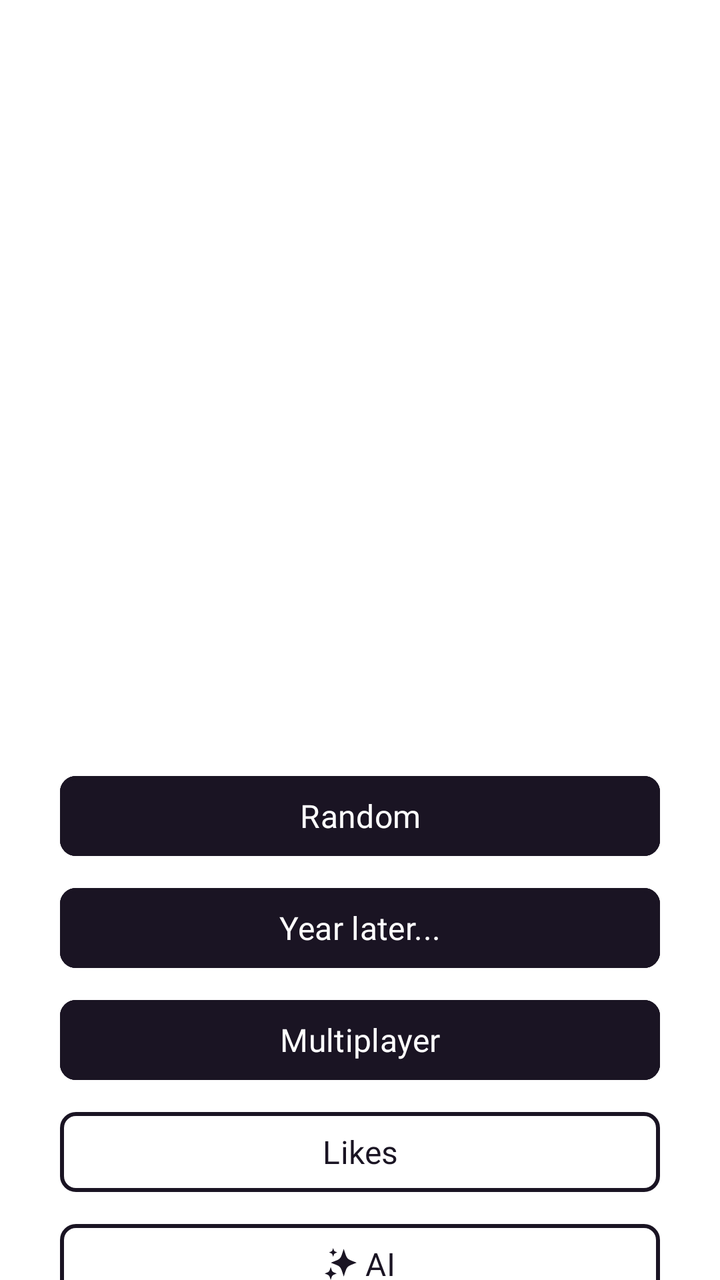
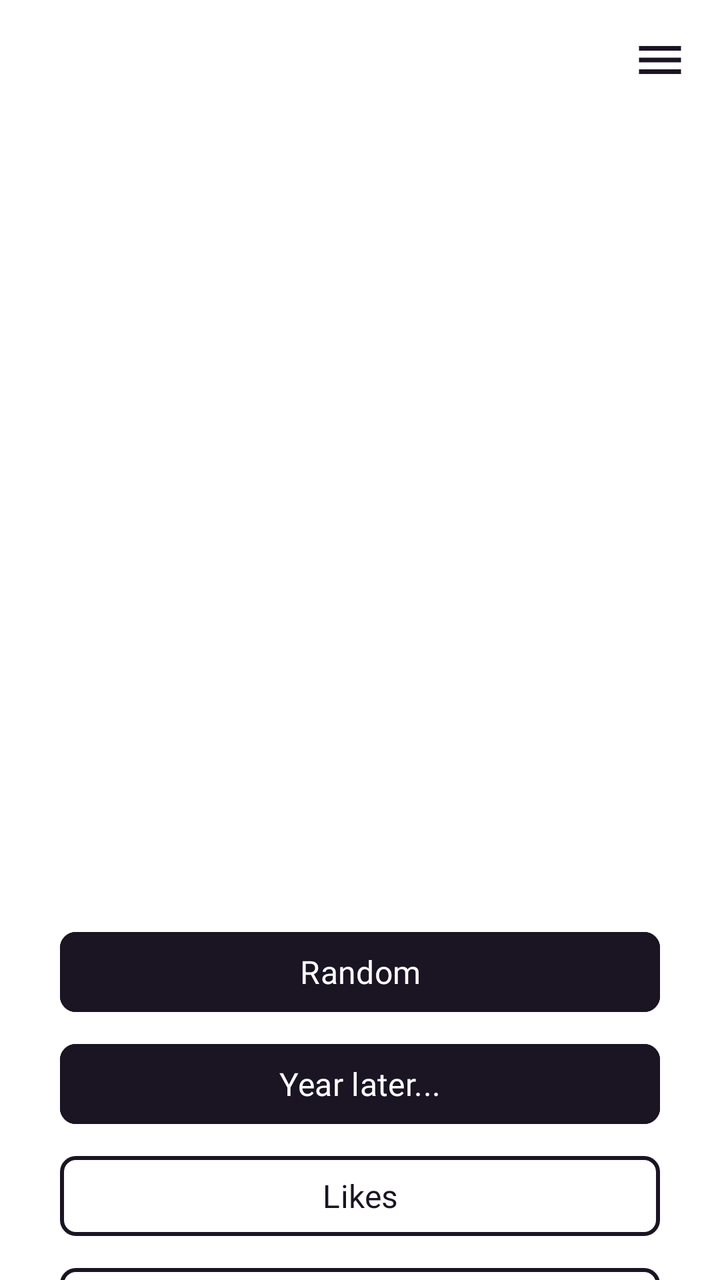

Two renders of the same Android screen: before a commit and after it. Below are the layout's source before the change and the commit's diff.
<!-- AndroidManifest.xml: application theme Theme.MyPhotos -->
<!-- res/layout/activity_main.xml -->
<?xml version="1.0" encoding="utf-8"?>
<androidx.constraintlayout.widget.ConstraintLayout xmlns:android="http://schemas.android.com/apk/res/android"
    xmlns:app="http://schemas.android.com/apk/res-auto"
    xmlns:tools="http://schemas.android.com/tools"
    android:id="@+id/main"
    android:layout_width="match_parent"
    android:background="@color/white"
    android:layout_height="match_parent"
    tools:context=".MainActivity">

    
    <com.google.android.material.button.MaterialButton
        android:id="@+id/button_random"
        style="@style/ButtonStyle"
        android:layout_width="@dimen/button_width"
        android:layout_height="wrap_content"
        android:layout_marginTop="@dimen/button_margin_top"
        android:backgroundTint="@color/black"
        app:cornerRadius="@dimen/button_corner_radius"
        android:text="Random"
        android:textColor="@color/white"
        app:iconGravity="textStart"
        app:iconPadding="4dp"
        app:iconSize="16dp"
        app:iconTint="@color/white"
        app:layout_constraintBottom_toTopOf="@+id/button_years"
        app:layout_constraintEnd_toEndOf="parent"
        app:layout_constraintHorizontal_bias="0.5"
        app:layout_constraintStart_toStartOf="parent"
        app:layout_constraintTop_toTopOf="parent"
        app:layout_constraintVertical_chainStyle="packed"
        app:strokeColor="@color/black"
        app:strokeWidth="2dp" />

    
    <com.google.android.material.button.MaterialButton
        android:id="@+id/button_years"
        style="@style/ButtonStyle"

        android:layout_marginTop="@dimen/button_spacing"
        android:layout_width="@dimen/button_width"
        android:layout_height="wrap_content"
        android:backgroundTint="@color/black"
        android:text="Year later..."
        android:textColor="@color/white"
        app:cornerRadius="@dimen/button_corner_radius"
        app:iconGravity="textStart"
        app:iconPadding="4dp"
        app:iconSize="16dp"
        app:iconTint="@color/white"
        app:layout_constraintBottom_toTopOf="@+id/button_multiplayer"
        app:layout_constraintEnd_toEndOf="parent"
        app:layout_constraintHorizontal_bias="0.5"
        app:layout_constraintStart_toStartOf="parent"
        app:layout_constraintTop_toBottomOf="@+id/button_random"
        app:strokeColor="@color/black"
        app:strokeWidth="2dp" />

    
    <com.google.android.material.button.MaterialButton
        android:id="@+id/button_multiplayer"
        style="@style/ButtonStyle"
        android:layout_width="@dimen/button_width"
        android:layout_height="wrap_content"
        android:layout_marginTop="@dimen/button_spacing"
        android:backgroundTint="@color/black"
        android:text="Multiplayer"
        android:textColor="@color/white"
        app:cornerRadius="@dimen/button_corner_radius"
        app:iconGravity="textStart"
        app:iconPadding="4dp"
        app:iconSize="16dp"
        app:iconTint="@color/white"
        app:layout_constraintBottom_toTopOf="@+id/button_likes"
        app:layout_constraintEnd_toEndOf="parent"
        app:layout_constraintHorizontal_bias="0.5"
        app:layout_constraintStart_toStartOf="parent"
        app:layout_constraintTop_toBottomOf="@+id/button_years"
        app:strokeColor="@color/black"
        app:strokeWidth="2dp" />
    
    <com.google.android.material.button.MaterialButton
        android:id="@+id/button_likes"
        style="@style/ButtonStyle"

        android:layout_marginTop="@dimen/button_spacing"
        android:layout_width="@dimen/button_width"
        android:layout_height="wrap_content"
        android:backgroundTint="@color/white"
        android:text="Likes"
        android:textColor="@color/black"
        app:cornerRadius="@dimen/button_corner_radius"
        app:iconGravity="textStart"
        app:iconPadding="4dp"
        app:iconSize="16dp"
        app:iconTint="@color/white"
        app:layout_constraintBottom_toTopOf="@+id/button_ai"
        app:layout_constraintEnd_toEndOf="parent"
        app:layout_constraintHorizontal_bias="0.5"
        app:layout_constraintStart_toStartOf="parent"
        app:layout_constraintTop_toBottomOf="@+id/button_multiplayer"
        app:strokeColor="@color/black"
        app:strokeWidth="2dp" />

    
    <com.google.android.material.button.MaterialButton
        android:id="@+id/button_ai"
        style="@style/ButtonStyle"

        android:layout_marginTop="@dimen/button_spacing"
        android:layout_width="@dimen/button_width"
        android:layout_height="wrap_content"
        android:backgroundTint="@color/white"
        android:text="AI"
        android:textColor="@color/black"
        app:cornerRadius="@dimen/button_corner_radius"
        app:icon="@drawable/ic_ai_icon"
        app:iconGravity="textStart"
        app:iconPadding="4dp"
        app:iconSize="16dp"
        app:iconTint="@color/black"
        app:layout_constraintBottom_toBottomOf="parent"
        app:layout_constraintEnd_toEndOf="parent"
        app:layout_constraintHorizontal_bias="0.5"
        app:layout_constraintStart_toStartOf="parent"
        app:layout_constraintTop_toBottomOf="@+id/button_likes"
        app:strokeColor="@color/black"
        app:strokeWidth="2dp" />

</androidx.constraintlayout.widget.ConstraintLayout>
<!-- resources referenced by this layout -->
<resources>
  <color name="black">#1A1423</color>
  <color name="white">#FFFFFF</color>
  <dimen name="button_corner_radius">8dp</dimen>
  <dimen name="button_margin_top">400dp</dimen>
  <dimen name="button_spacing">8dp</dimen>
  <dimen name="button_width">300dp</dimen>
  <!-- drawable ic_ai_icon (drawable) -->
  <?xml version="1.0" encoding="utf-8"?>
  <vector xmlns:android="http://schemas.android.com/apk/res/android"
      android:width="10dp"
      android:height="10dp"
      android:viewportWidth="512"
      android:viewportHeight="480.24">
  
      <path
          android:fillColor="#000000"
          android:pathData="M512 220.6c-163.88 61.72-149.02 38.94-206.92 208.29-57.91-169.35-43.06-146.57-206.92-208.26 163.86-61.72 149.01-38.95 206.92-208.3C362.98 181.68 348.12 158.91 512 220.6zM193.38 382.9c-76.59 28.86-69.65 18.21-96.71 97.34C69.63 401.11 76.59 411.76 0 382.9c76.59-28.81 69.63-18.15 96.67-97.31 27.06 79.16 20.12 68.5 96.71 97.31zm8.2-316.66c-52.13 19.66-47.41 12.38-65.81 66.28-18.43-53.86-13.69-46.62-65.84-66.28C122.08 46.63 117.34 53.87 135.77 0c18.4 53.87 13.68 46.63 65.81 66.24z" />
  </vector>
  <style name="ButtonStyle">
          <item name="android:fontFamily">@font/lato_black</item>
          <item name="android:textSize">16sp</item>
      </style>
  <style name="Theme.MyPhotos" parent="Base.Theme.MyPhotos" />
  <style name="Base.Theme.MyPhotos" parent="Theme.Material3.DayNight.NoActionBar">
          
          <item name="colorPrimary">@color/black</item>
          <item name="colorOnPrimary">@color/white</item>
  
          
          <item name="android:statusBarColor">@color/black</item>
          <item name="android:navigationBarColor">@color/black</item>
          <item name="android:windowLightStatusBar">false</item>
      </style>
</resources>

<!-- the commit's change to res/layout/activity_main.xml (unified diff, before → after) -->
@@ -1,130 +1,155 @@
 <?xml version="1.0" encoding="utf-8"?>
-<androidx.constraintlayout.widget.ConstraintLayout xmlns:android="http://schemas.android.com/apk/res/android"
+<androidx.drawerlayout.widget.DrawerLayout xmlns:android="http://schemas.android.com/apk/res/android"
     xmlns:app="http://schemas.android.com/apk/res-auto"
     xmlns:tools="http://schemas.android.com/tools"
-    android:id="@+id/main"
+    android:id="@+id/drawerLayout"
     android:layout_width="match_parent"
-    android:background="@color/white"
     android:layout_height="match_parent"
+    android:fitsSystemWindows="true"
     tools:context=".MainActivity">
 
-    
-    <com.google.android.material.button.MaterialButton
-        android:id="@+id/button_random"
-        style="@style/ButtonStyle"
-        android:layout_width="@dimen/button_width"
-        android:layout_height="wrap_content"
-        android:layout_marginTop="@dimen/button_margin_top"
-        android:backgroundTint="@color/black"
-        app:cornerRadius="@dimen/button_corner_radius"
-        android:text="Random"
-        android:textColor="@color/white"
-        app:iconGravity="textStart"
-        app:iconPadding="4dp"
-        app:iconSize="16dp"
-        app:iconTint="@color/white"
-        app:layout_constraintBottom_toTopOf="@+id/button_years"
-        app:layout_constraintEnd_toEndOf="parent"
-        app:layout_constraintHorizontal_bias="0.5"
-        app:layout_constraintStart_toStartOf="parent"
-        app:layout_constraintTop_toTopOf="parent"
-        app:layout_constraintVertical_chainStyle="packed"
-        app:strokeColor="@color/black"
-        app:strokeWidth="2dp" />
+    <androidx.constraintlayout.widget.ConstraintLayout
+        android:id="@+id/main"
+        android:layout_width="match_parent"
+        android:layout_height="match_parent"
+        android:background="@color/white">
+
+        <ImageView
+            android:id="@+id/backIcon"
+            android:layout_width="28dp"
+            android:layout_height="28dp"
+            android:src="@drawable/menu_24"
+            android:layout_marginTop="16dp"
+            android:layout_marginEnd="16dp"
+            app:tint="@color/black"
+            android:contentDescription="Menu"
+            app:layout_constraintTop_toTopOf="parent"
+            app:layout_constraintEnd_toEndOf="parent"
+            />
+
+        
+        <com.google.android.material.button.MaterialButton
+            android:id="@+id/button_random"
+            style="@style/ButtonStyle"
+            android:layout_width="@dimen/button_width"
+            android:layout_height="wrap_content"
+            android:layout_marginTop="@dimen/button_margin_top"
+            android:backgroundTint="@color/black"
+            app:cornerRadius="@dimen/button_corner_radius"
+            android:text="Random"
+            android:textColor="@color/white"
+            app:iconGravity="textStart"
+            app:iconPadding="4dp"
+            app:iconSize="16dp"
+            app:iconTint="@color/white"
+            app:layout_constraintBottom_toTopOf="@+id/button_years"
+            app:layout_constraintEnd_toEndOf="parent"
+            app:layout_constraintHorizontal_bias="0.5"
+            app:layout_constraintStart_toStartOf="parent"
+            app:layout_constraintTop_toTopOf="parent"
+            app:layout_constraintVertical_chainStyle="packed"
+            app:strokeColor="@color/black"
+            app:strokeWidth="2dp" />
+
+        
+        <com.google.android.material.button.MaterialButton
+            android:id="@+id/button_years"
+            style="@style/ButtonStyle"
+
+            android:layout_marginTop="@dimen/button_spacing"
+            android:layout_width="@dimen/button_width"
+            android:layout_height="wrap_content"
+            android:backgroundTint="@color/black"
+            android:text="Year later..."
+            android:textColor="@color/white"
+            app:cornerRadius="@dimen/button_corner_radius"
+            app:iconGravity="textStart"
+            app:iconPadding="4dp"
+            app:iconSize="16dp"
+            app:iconTint="@color/white"
+            app:layout_constraintBottom_toTopOf="@+id/button_likes"
+            app:layout_constraintEnd_toEndOf="parent"
+            app:layout_constraintHorizontal_bias="0.5"
+            app:layout_constraintStart_toStartOf="parent"
+            app:layout_constraintTop_toBottomOf="@+id/button_random"
+            app:strokeColor="@color/black"
+            app:strokeWidth="2dp" />
+
+        
+        <com.google.android.material.button.MaterialButton
+            android:id="@+id/button_likes"
+            style="@style/ButtonStyle"
+
+            android:layout_marginTop="@dimen/button_spacing"
+            android:layout_width="@dimen/button_width"
+            android:layout_height="wrap_content"
+            android:backgroundTint="@color/white"
+            android:text="Likes"
+            android:textColor="@color/black"
+            app:cornerRadius="@dimen/button_corner_radius"
+            app:iconGravity="textStart"
+            app:iconPadding="4dp"
+            app:iconSize="16dp"
+            app:iconTint="@color/white"
+            app:layout_constraintBottom_toTopOf="@+id/button_ai"
+            app:layout_constraintEnd_toEndOf="parent"
+            app:layout_constraintHorizontal_bias="0.5"
+            app:layout_constraintStart_toStartOf="parent"
+            app:layout_constraintTop_toBottomOf="@+id/button_years"
+            app:strokeColor="@color/black"
+            app:strokeWidth="2dp" />
+
+        
+        <com.google.android.material.button.MaterialButton
+            android:id="@+id/button_ai"
+            style="@style/ButtonStyle"
+
+            android:layout_marginTop="@dimen/button_spacing"
+            android:layout_width="@dimen/button_width"
+            android:layout_height="wrap_content"
+            android:backgroundTint="@color/white"
+            android:text="AI"
+            android:textColor="@color/black"
+            app:cornerRadius="@dimen/button_corner_radius"
+            app:icon="@drawable/ic_ai_icon"
+            app:iconGravity="textStart"
+            app:iconPadding="4dp"
+            app:iconSize="16dp"
+            app:iconTint="@color/black"
+            app:layout_constraintBottom_toBottomOf="parent"
+            app:layout_constraintEnd_toEndOf="parent"
+            app:layout_constraintHorizontal_bias="0.5"
+            app:layout_constraintStart_toStartOf="parent"
+            app:layout_constraintTop_toBottomOf="@+id/button_likes"
+            app:strokeColor="@color/black"
+            app:strokeWidth="2dp" />
+
+    </androidx.constraintlayout.widget.ConstraintLayout>
 
     
-    <com.google.android.material.button.MaterialButton
-        android:id="@+id/button_years"
-        style="@style/ButtonStyle"
+    <com.google.android.material.navigation.NavigationView
+        android:id="@+id/navigationView"
+        android:layout_width="wrap_content"
+        android:layout_height="match_parent"
+        android:paddingTop="20dp"
+        android:layout_gravity="end"
+        android:background="@color/white"
+        app:headerLayout="@layout/header_text"
+        app:itemHorizontalPadding="15dp"
+        app:itemIconPadding="15dp"
+        app:menu="@menu/drawer_menu" />
 
-        android:layout_marginTop="@dimen/button_spacing"
-        android:layout_width="@dimen/button_width"
-        android:layout_height="wrap_content"
-        android:backgroundTint="@color/black"
-        android:text="Year later..."
-        android:textColor="@color/white"
-        app:cornerRadius="@dimen/button_corner_radius"
-        app:iconGravity="textStart"
-        app:iconPadding="4dp"
-        app:iconSize="16dp"
-        app:iconTint="@color/white"
-        app:layout_constraintBottom_toTopOf="@+id/button_multiplayer"
-        app:layout_constraintEnd_toEndOf="parent"
-        app:layout_constraintHorizontal_bias="0.5"
-        app:layout_constraintStart_toStartOf="parent"
-        app:layout_constraintTop_toBottomOf="@+id/button_random"
-        app:strokeColor="@color/black"
-        app:strokeWidth="2dp" />
-
-    
-    <com.google.android.material.button.MaterialButton
-        android:id="@+id/button_multiplayer"
-        style="@style/ButtonStyle"
-        android:layout_width="@dimen/button_width"
-        android:layout_height="wrap_content"
-        android:layout_marginTop="@dimen/button_spacing"
-        android:backgroundTint="@color/black"
-        android:text="Multiplayer"
-        android:textColor="@color/white"
-        app:cornerRadius="@dimen/button_corner_radius"
-        app:iconGravity="textStart"
-        app:iconPadding="4dp"
-        app:iconSize="16dp"
-        app:iconTint="@color/white"
-        app:layout_constraintBottom_toTopOf="@+id/button_likes"
-        app:layout_constraintEnd_toEndOf="parent"
-        app:layout_constraintHorizontal_bias="0.5"
-        app:layout_constraintStart_toStartOf="parent"
-        app:layout_constraintTop_toBottomOf="@+id/button_years"
-        app:strokeColor="@color/black"
-        app:strokeWidth="2dp" />
-    
-    <com.google.android.material.button.MaterialButton
-        android:id="@+id/button_likes"
-        style="@style/ButtonStyle"
-
-        android:layout_marginTop="@dimen/button_spacing"
-        android:layout_width="@dimen/button_width"
-        android:layout_height="wrap_content"
-        android:backgroundTint="@color/white"
-        android:text="Likes"
-        android:textColor="@color/black"
-        app:cornerRadius="@dimen/button_corner_radius"
-        app:iconGravity="textStart"
-        app:iconPadding="4dp"
-        app:iconSize="16dp"
-        app:iconTint="@color/white"
-        app:layout_constraintBottom_toTopOf="@+id/button_ai"
-        app:layout_constraintEnd_toEndOf="parent"
-        app:layout_constraintHorizontal_bias="0.5"
-        app:layout_constraintStart_toStartOf="parent"
-        app:layout_constraintTop_toBottomOf="@+id/button_multiplayer"
-        app:strokeColor="@color/black"
-        app:strokeWidth="2dp" />
-
-    
-    <com.google.android.material.button.MaterialButton
-        android:id="@+id/button_ai"
-        style="@style/ButtonStyle"
-
-        android:layout_marginTop="@dimen/button_spacing"
-        android:layout_width="@dimen/button_width"
-        android:layout_height="wrap_content"
-        android:backgroundTint="@color/white"
-        android:text="AI"
-        android:textColor="@color/black"
-        app:cornerRadius="@dimen/button_corner_radius"
-        app:icon="@drawable/ic_ai_icon"
-        app:iconGravity="textStart"
-        app:iconPadding="4dp"
-        app:iconSize="16dp"
-        app:iconTint="@color/black"
-        app:layout_constraintBottom_toBottomOf="parent"
-        app:layout_constraintEnd_toEndOf="parent"
-        app:layout_constraintHorizontal_bias="0.5"
-        app:layout_constraintStart_toStartOf="parent"
-        app:layout_constraintTop_toBottomOf="@+id/button_likes"
-        app:strokeColor="@color/black"
-        app:strokeWidth="2dp" />
-
-</androidx.constraintlayout.widget.ConstraintLayout>
+</androidx.drawerlayout.widget.DrawerLayout>
+<!-- res/layout/header_text.xml (included above) -->
+<?xml version="1.0" encoding="utf-8"?>
+<TextView xmlns:android="http://schemas.android.com/apk/res/android"
+    android:layout_width="match_parent"
+    android:layout_height="wrap_content"
+    android:paddingStart="15dp"
+    android:paddingEnd="16dp"
+    android:paddingTop="30dp"
+    android:paddingBottom="0dp"
+    android:text="Menu"
+    android:textColor="@color/black"
+    android:textSize="20sp"
+    android:textStyle="bold" />
<!-- resource entries referenced after the edit -->
@@ -3,7 +3,7 @@
   <color name="black">#1A1423</color>
   <color name="white">#FFFFFF</color>
   <dimen name="button_corner_radius">8dp</dimen>
-  <dimen name="button_margin_top">400dp</dimen>
+  <dimen name="button_margin_top">500dp</dimen>
   <dimen name="button_spacing">8dp</dimen>
   <dimen name="button_width">300dp</dimen>
   <!-- drawable ic_ai_icon (drawable) -->
@@ -17,6 +17,18 @@
       <path
           android:fillColor="#000000"
           android:pathData="M512 220.6c-163.88 61.72-149.02 38.94-206.92 208.29-57.91-169.35-43.06-146.57-206.92-208.26 163.86-61.72 149.01-38.95 206.92-208.3C362.98 181.68 348.12 158.91 512 220.6zM193.38 382.9c-76.59 28.86-69.65 18.21-96.71 97.34C69.63 401.11 76.59 411.76 0 382.9c76.59-28.81 69.63-18.15 96.67-97.31 27.06 79.16 20.12 68.5 96.71 97.31zm8.2-316.66c-52.13 19.66-47.41 12.38-65.81 66.28-18.43-53.86-13.69-46.62-65.84-66.28C122.08 46.63 117.34 53.87 135.77 0c18.4 53.87 13.68 46.63 65.81 66.24z" />
+  </vector>
+  <!-- drawable menu_24 (drawable) -->
+  <vector xmlns:android="http://schemas.android.com/apk/res/android"
+      android:width="24dp"
+      android:height="24dp"
+      android:viewportWidth="24"
+      android:viewportHeight="24"
+      android:tint="?attr/colorControlNormal"
+      android:autoMirrored="true">
+      <path
+          android:fillColor="@android:color/white"
+          android:pathData="M3,6h18v2H3zM3,11h18v2H3zM3,16h18v2H3z"/>
   </vector>
   <style name="ButtonStyle">
           <item name="android:fontFamily">@font/lato_black</item>
